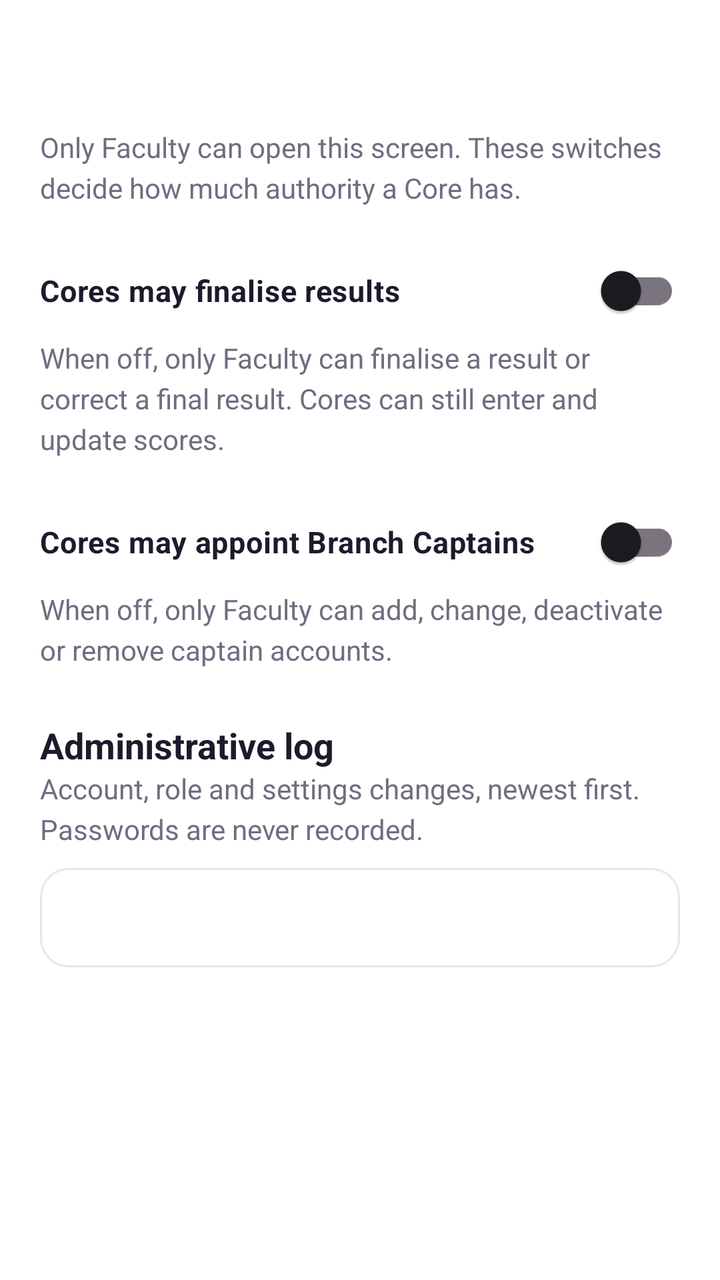
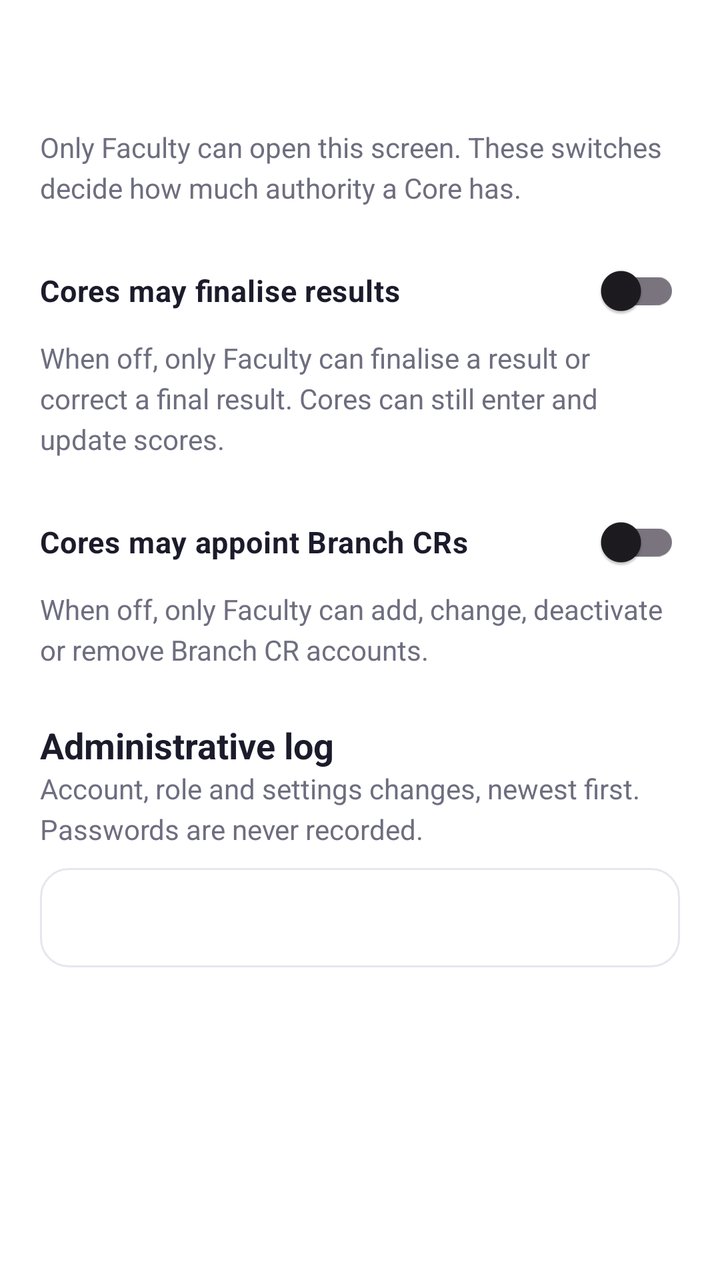

The first picture is an Android layout as it rendered before a commit; the second is the same layout after the commit. The layout source and the unified diff follow.
<!-- AndroidManifest.xml: application theme Theme.FlaviumArena -->
<!-- res/layout/activity_settings.xml -->
<?xml version="1.0" encoding="utf-8"?>
<LinearLayout xmlns:android="http://schemas.android.com/apk/res/android"
    android:id="@+id/main"
    android:layout_width="match_parent"
    android:layout_height="match_parent"
    android:orientation="vertical">

    <include layout="@layout/toolbar" />

    <ScrollView
        android:layout_width="match_parent"
        android:layout_height="0dp"
        android:layout_weight="1"
        android:scrollbars="none">

        <LinearLayout
            android:layout_width="match_parent"
            android:layout_height="wrap_content"
            android:orientation="vertical"
            android:paddingStart="20dp"
            android:paddingEnd="20dp"
            android:paddingBottom="20dp">

            <TextView
                style="@style/Arena.Body"
                android:text="Only Faculty can open this screen. These switches decide how much authority a Core has." />

            <androidx.appcompat.widget.SwitchCompat
                android:id="@+id/swCoreFinalise"
                android:layout_width="match_parent"
                android:layout_height="wrap_content"
                android:layout_marginTop="18dp"
                android:text="Cores may finalise results"
                android:textColor="@color/text_primary"
                android:textSize="15sp"
                android:textStyle="bold" />

            <TextView
                style="@style/Arena.Body"
                android:text="When off, only Faculty can finalise a result or correct a final result. Cores can still enter and update scores." />

            <androidx.appcompat.widget.SwitchCompat
                android:id="@+id/swCoreCaptains"
                android:layout_width="match_parent"
                android:layout_height="wrap_content"
                android:layout_marginTop="18dp"
                android:text="Cores may appoint Branch Captains"
                android:textColor="@color/text_primary"
                android:textSize="15sp"
                android:textStyle="bold" />

            <TextView
                style="@style/Arena.Body"
                android:text="When off, only Faculty can add, change, deactivate or remove captain accounts." />

            <TextView
                android:layout_width="match_parent"
                android:layout_height="wrap_content"
                android:layout_marginTop="26dp"
                android:text="Administrative log"
                android:textColor="@color/text_primary"
                android:textSize="18sp"
                android:textStyle="bold" />

            <TextView
                style="@style/Arena.Body"
                android:text="Account, role and settings changes, newest first. Passwords are never recorded." />

            <TextView
                android:id="@+id/tvAdminLog"
                android:layout_width="match_parent"
                android:layout_height="wrap_content"
                android:layout_marginTop="10dp"
                android:background="@drawable/bg_card"
                android:lineSpacingExtra="4dp"
                android:padding="16dp"
                android:textColor="@color/text_secondary"
                android:textSize="13sp" />
        </LinearLayout>
    </ScrollView>
</LinearLayout>
<!-- res/layout/toolbar.xml (included above) -->
<?xml version="1.0" encoding="utf-8"?>
<com.google.android.material.appbar.MaterialToolbar xmlns:android="http://schemas.android.com/apk/res/android"
    xmlns:app="http://schemas.android.com/apk/res-auto"
    android:id="@+id/toolbar"
    android:layout_width="match_parent"
    android:layout_height="?attr/actionBarSize"
    app:navigationIconTint="@color/text_primary" />
<!-- resources referenced by this layout -->
<resources>
  <color name="text_primary">#1B1B2B</color>
  <color name="text_secondary">#6E6E80</color>
  <!-- drawable bg_card (drawable) -->
  ﻿<?xml version="1.0" encoding="utf-8"?>
  <shape xmlns:android="http://schemas.android.com/apk/res/android" android:shape="rectangle">
      <solid android:color="@color/surface" />
      <stroke android:width="1dp" android:color="@color/stroke" />
      <corners android:radius="14dp" />
  </shape>
  <style name="Arena.Body">
          <item name="android:layout_width">match_parent</item>
          <item name="android:layout_height">wrap_content</item>
          <item name="android:textSize">14sp</item>
          <item name="android:lineSpacingExtra">4dp</item>
          <item name="android:textColor">@color/text_secondary</item>
      </style>
  <style name="Theme.FlaviumArena" parent="Base.Theme.FlaviumArena" />
  <color name="surface">#FFFFFF</color>
  <color name="stroke">#E6E6EE</color>
  <color name="primary">#4B35D9</color>
  <color name="white">#FFFFFFFF</color>
  <color name="text_hint">#B7B7C6</color>
  <style name="Widget.Arena.Button" parent="Widget.Material3.Button">
          <item name="android:minHeight">56dp</item>
          <item name="android:textSize">15sp</item>
          <item name="android:textStyle">bold</item>
          <item name="android:letterSpacing">0</item>
          <item name="android:textAllCaps">false</item>
          <item name="cornerRadius">28dp</item>
      </style>
  <style name="Widget.Arena.Spinner" parent="Widget.AppCompat.Spinner">
          <item name="android:background">@drawable/bg_spinner</item>
          <item name="android:paddingStart">10dp</item>
          <item name="android:paddingEnd">40dp</item>
      </style>
  <style name="Widget.Arena.Toolbar" parent="Widget.Material3.Toolbar">
          <item name="titleTextAppearance">@style/TextAppearance.Arena.ToolbarTitle</item>
          <item name="android:background">@color/surface</item>
      </style>
  <!-- drawable bg_input (drawable) -->
  ﻿<?xml version="1.0" encoding="utf-8"?>
  <shape xmlns:android="http://schemas.android.com/apk/res/android" android:shape="rectangle">
      <solid android:color="@color/surface" />
      <stroke android:width="1dp" android:color="@color/stroke" />
      <corners android:radius="26dp" />
  </shape>
  <!-- drawable bg_spinner (drawable) -->
  ﻿<?xml version="1.0" encoding="utf-8"?>
  <layer-list xmlns:android="http://schemas.android.com/apk/res/android">
      <item android:drawable="@drawable/bg_input" />
      <item
          android:width="20dp"
          android:height="20dp"
          android:drawable="@drawable/ic_chevron_down"
          android:end="16dp"
          android:gravity="end|center_vertical" />
  </layer-list>
  <style name="TextAppearance.Arena.ToolbarTitle" parent="TextAppearance.Material3.TitleMedium">
          <item name="android:textSize">18sp</item>
          <item name="android:textStyle">bold</item>
          <item name="android:textColor">@color/text_primary</item>
      </style>
  <!-- drawable ic_chevron_down (drawable) -->
  <?xml version="1.0" encoding="utf-8"?>
  <vector xmlns:android="http://schemas.android.com/apk/res/android"
      android:width="24dp"
      android:height="24dp"
      android:viewportWidth="24"
      android:viewportHeight="24">
      <path
          android:pathData="M6,9 L12,15 L18,9"
          android:fillColor="#00000000"
          android:strokeColor="#1B1B2B"
          android:strokeWidth="1.8"
          android:strokeLineCap="round"
          android:strokeLineJoin="round" />
  </vector>
  <!-- unchanged entries left out for length: 3 -->
</resources>

<!-- the commit's change to res/layout/activity_settings.xml (unified diff, before → after) -->
@@ -44,14 +44,14 @@
                 android:layout_width="match_parent"
                 android:layout_height="wrap_content"
                 android:layout_marginTop="18dp"
-                android:text="Cores may appoint Branch Captains"
+                android:text="Cores may appoint Branch CRs"
                 android:textColor="@color/text_primary"
                 android:textSize="15sp"
                 android:textStyle="bold" />
 
             <TextView
                 style="@style/Arena.Body"
-                android:text="When off, only Faculty can add, change, deactivate or remove captain accounts." />
+                android:text="When off, only Faculty can add, change, deactivate or remove Branch CR accounts." />
 
             <TextView
                 android:layout_width="match_parent"
